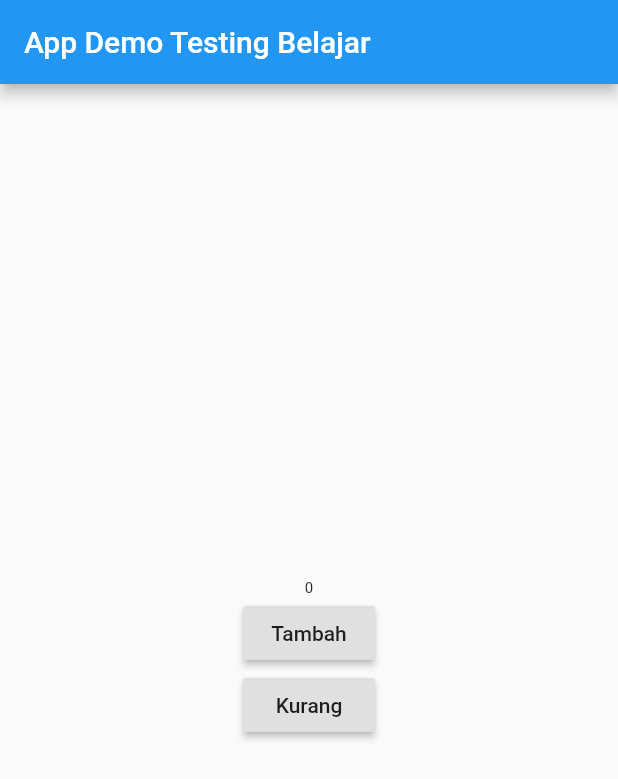
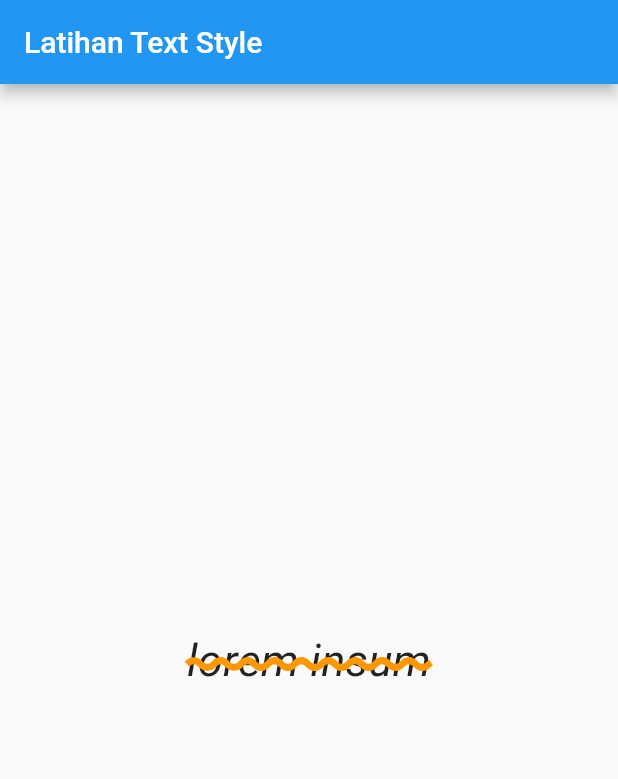
Before and after one commit to egyramadhan/flutter-example, a Flutter app: the screen it shows after launch, on a phone screen of 412 x 824 dp. Shown: the top 779 px of the screen. Run offline on Flutter 3.47's test engine with Material 2 defaults, Android fonts, the phone set to English and light mode, and no system bars; Roboto replaces fonts that are missing (Oswald).

Commit message:
text-style

```diff
--- a/flutter_example/lib/main.dart
+++ b/flutter_example/lib/main.dart
@@ -2,51 +2,28 @@ import 'package:flutter/material.dart';
 
 void main() => runApp(MyApp());
 
-class MyApp extends StatefulWidget {
-  @override
-  _MyAppState createState() => _MyAppState();
-}
-
-class _MyAppState extends State<MyApp> {
-  int number = 0;
-  void tekanTombol() {
-    setState(() {
-      number = number + 1;
-    });
-  }
-
-  void tekanTombolKurang() {
-    setState(() {
-      number = number - 1;
-    });
-  }
-
+class MyApp extends StatelessWidget {
   @override
   Widget build(BuildContext context) {
     return MaterialApp(
-      home: Scaffold(
-        appBar: AppBar(
-          title: Text("App Demo Testing Belajar "),
+        home: Scaffold(
+      appBar: AppBar(
+        title: Text("Latihan Text Style"),
+      ),
+      body: Center(
+        child: Text(
+          "lorem insum",
+          style: TextStyle(
+            fontFamily: "Oswald",
+            fontStyle: FontStyle.italic,
+            fontSize: 30,
+            decoration: TextDecoration.lineThrough,
+            decorationColor: Colors.orange,
+            decorationThickness: 3,
+            decorationStyle: TextDecorationStyle.wavy,
+          ),
         ),
-        body: Center(
-            child: Column(
-          mainAxisAlignment: MainAxisAlignment.center,
-          children: <Widget>[
-            Text(
-              number.toString(),
-              style: TextStyle(fontSize: 10 + number.toDouble()),
-            ),
-            RaisedButton(
-              child: Text("Tambah"),
-              onPressed: tekanTombol,
-            ),
-            RaisedButton(
-              child: Text("Kurang"),
-              onPressed: tekanTombolKurang,
-            ),
-          ],
-        )),
       ),
-    );
+    ));
   }
 }
```
Also changed, not shown: flutter_example/pubspec.yaml (+6 -6 lines), flutter_example/fonts/Oswald-Bold.ttf (added), flutter_example/fonts/Oswald-ExtraLight.ttf (added), flutter_example/fonts/Raleway-Italic.ttf (added), flutter_example/fonts/Raleway-Light.ttf (added).
